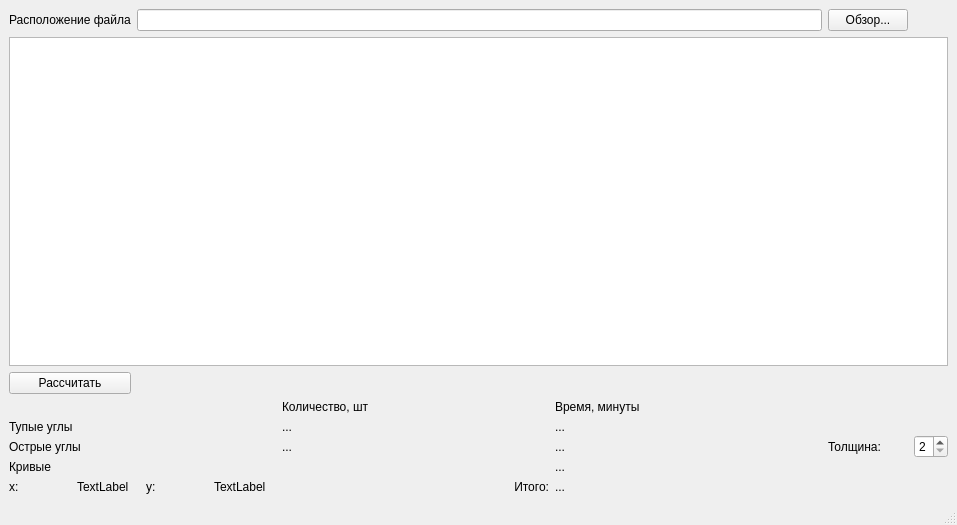
Above: mainwindow.ui from nexza78/dm_radius before the change. Below: the same form after it.
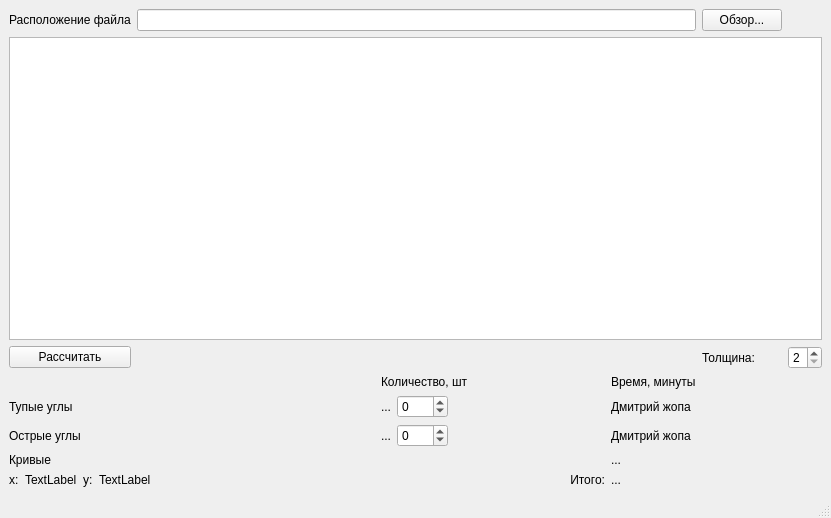
That is the form after the change. Icons and pictures are not drawn.

The edit to the form file:
```diff
--- a/mainwindow.ui
+++ b/mainwindow.ui
@@ -6,16 +6,39 @@
    <rect>
     <x>0</x>
     <y>0</y>
-    <width>957</width>
-    <height>525</height>
+    <width>831</width>
+    <height>518</height>
    </rect>
   </property>
+  <property name="sizePolicy">
+   <sizepolicy hsizetype="Fixed" vsizetype="MinimumExpanding">
+    <horstretch>0</horstretch>
+    <verstretch>0</verstretch>
+   </sizepolicy>
+  </property>
   <property name="windowTitle">
    <string>MainWindow</string>
   </property>
   <widget class="QWidget" name="centralwidget">
-   <layout class="QGridLayout" name="gridLayout">
-    <item row="2" column="0" colspan="4">
+   <layout class="QGridLayout" name="gridLayout_2">
+    <item row="0" column="0">
+     <widget class="QLabel" name="label">
+      <property name="text">
+       <string>Расположение файла</string>
+      </property>
+     </widget>
+    </item>
+    <item row="0" column="1">
+     <widget class="QLineEdit" name="lineEdit_path"/>
+    </item>
+    <item row="0" column="2">
+     <widget class="QPushButton" name="pushButton_review">
+      <property name="text">
+       <string>Обзор...</string>
+      </property>
+     </widget>
+    </item>
+    <item row="1" column="0" colspan="4">
      <widget class="QGraphicsView" name="graphicsView_central">
       <property name="enabled">
        <bool>true</bool>
@@ -37,31 +60,21 @@
       </property>
      </widget>
     </item>
-    <item row="3" column="0">
+    <item row="2" column="0">
      <widget class="QPushButton" name="pushButton_analyze">
       <property name="text">
        <string>Рассчитать</string>
       </property>
      </widget>
     </item>
-    <item row="0" column="1">
-     <widget class="QLineEdit" name="lineEdit_path"/>
-    </item>
-    <item row="0" column="2">
-     <widget class="QPushButton" name="pushButton_review">
+    <item row="2" column="2">
+     <widget class="QLabel" name="label_4">
       <property name="text">
-       <string>Обзор...</string>
+       <string>Толщина:</string>
       </property>
      </widget>
     </item>
-    <item row="0" column="0">
-     <widget class="QLabel" name="label">
-      <property name="text">
-       <string>Расположение файла</string>
-      </property>
-     </widget>
-    </item>
-    <item row="4" column="3">
+    <item row="2" column="3">
      <widget class="QSpinBox" name="spinBox_thickness">
       <property name="minimum">
        <number>2</number>
@@ -71,43 +84,74 @@
       </property>
      </widget>
     </item>
-    <item row="4" column="0" colspan="2">
-     <layout class="QGridLayout" name="gridLayout_2">
-      <item row="4" column="1">
-       <widget class="QLabel" name="label_2">
-        <property name="text">
-         <string>Итого:</string>
-        </property>
-        <property name="alignment">
-         <set>Qt::AlignRight|Qt::AlignTrailing|Qt::AlignVCenter</set>
-        </property>
-       </widget>
+    <item row="3" column="0" colspan="2">
+     <layout class="QGridLayout" name="gridLayout">
+      <item row="1" column="2">
+       <layout class="QHBoxLayout" name="horizontalLayout_2">
+        <item>
+         <widget class="QLabel" name="label_obtuse_angles_number">
+          <property name="text">
+           <string>...</string>
+          </property>
+         </widget>
+        </item>
+        <item>
+         <widget class="QSpinBox" name="spinBox_obtuse_angles_number">
+          <property name="minimum">
+           <number>-100</number>
+          </property>
+          <property name="maximum">
+           <number>100</number>
+          </property>
+         </widget>
+        </item>
+        <item>
+         <spacer name="horizontalSpacer">
+          <property name="orientation">
+           <enum>Qt::Horizontal</enum>
+          </property>
+          <property name="sizeHint" stdset="0">
+           <size>
+            <width>40</width>
+            <height>20</height>
+           </size>
+          </property>
+         </spacer>
+        </item>
+       </layout>
       </item>
-      <item row="4" column="2">
-       <widget class="QLabel" name="label_total_price">
+      <item row="3" column="3">
+       <widget class="QLabel" name="label_curves_time">
         <property name="text">
          <string>...</string>
         </property>
        </widget>
       </item>
-      <item row="0" column="2">
+      <item row="2" column="3">
+       <widget class="QLabel" name="label_sharp_angles_time">
+        <property name="text">
+         <string>Дмитрий жопа</string>
+        </property>
+       </widget>
+      </item>
+      <item row="0" column="3">
        <widget class="QLabel" name="label_price">
         <property name="text">
          <string>Время, минуты</string>
         </property>
        </widget>
       </item>
-      <item row="2" column="2">
-       <widget class="QLabel" name="label_sharp_angles_time">
+      <item row="2" column="0">
+       <widget class="QLabel" name="label_sharp_angles">
         <property name="text">
-         <string>...</string>
+         <string>Острые углы</string>
         </property>
        </widget>
       </item>
-      <item row="0" column="1">
-       <widget class="QLabel" name="label_number">
+      <item row="4" column="3">
+       <widget class="QLabel" name="label_total_price">
         <property name="text">
-         <string>Количество, шт</string>
+         <string>...</string>
         </property>
        </widget>
       </item>
@@ -118,6 +162,50 @@
         </property>
        </widget>
       </item>
+      <item row="4" column="2">
+       <widget class="QLabel" name="label_2">
+        <property name="text">
+         <string>Итого:</string>
+        </property>
+        <property name="alignment">
+         <set>Qt::AlignRight|Qt::AlignTrailing|Qt::AlignVCenter</set>
+        </property>
+       </widget>
+      </item>
+      <item row="2" column="2">
+       <layout class="QHBoxLayout" name="horizontalLayout_3">
+        <item>
+         <widget class="QLabel" name="label_sharp_angles_number">
+          <property name="text">
+           <string>...</string>
+          </property>
+         </widget>
+        </item>
+        <item>
+         <widget class="QSpinBox" name="spinBox_sharp_angles_number">
+          <property name="minimum">
+           <number>-100</number>
+          </property>
+          <property name="maximum">
+           <number>100</number>
+          </property>
+         </widget>
+        </item>
+        <item>
+         <spacer name="horizontalSpacer_3">
+          <property name="orientation">
+           <enum>Qt::Horizontal</enum>
+          </property>
+          <property name="sizeHint" stdset="0">
+           <size>
+            <width>40</width>
+            <height>20</height>
+           </size>
+          </property>
+         </spacer>
+        </item>
+       </layout>
+      </item>
       <item row="1" column="0">
        <widget class="QLabel" name="label_obtuse_angles">
         <property name="text">
@@ -125,31 +213,10 @@
         </property>
        </widget>
       </item>
-      <item row="2" column="0">
-       <widget class="QLabel" name="label_sharp_angles">
+      <item row="0" column="2">
+       <widget class="QLabel" name="label_number">
         <property name="text">
-         <string>Острые углы</string>
-        </property>
-       </widget>
-      </item>
-      <item row="1" column="1">
-       <widget class="QLabel" name="label_obtuse_angles_number">
-        <property name="text">
-         <string>...</string>
-        </property>
-       </widget>
-      </item>
-      <item row="2" column="1">
-       <widget class="QLabel" name="label_sharp_angles_number">
-        <property name="text">
-         <string>...</string>
-        </property>
-       </widget>
-      </item>
-      <item row="1" column="2">
-       <widget class="QLabel" name="label_obtuse_angles_time">
-        <property name="text">
-         <string>...</string>
+         <string>Количество, шт</string>
         </property>
        </widget>
       </item>
@@ -185,24 +252,57 @@
         </item>
        </layout>
       </item>
-      <item row="3" column="2">
-       <widget class="QLabel" name="label_curves_time">
+      <item row="1" column="3">
+       <widget class="QLabel" name="label_obtuse_angles_time">
         <property name="text">
-         <string>...</string>
+         <string>Дмитрий жопа</string>
         </property>
        </widget>
       </item>
+      <item row="1" column="1">
+       <spacer name="horizontalSpacer_4">
+        <property name="orientation">
+         <enum>Qt::Horizontal</enum>
+        </property>
+        <property name="sizeHint" stdset="0">
+         <size>
+          <width>40</width>
+          <height>20</height>
+         </size>
+        </property>
+       </spacer>
+      </item>
+      <item row="2" column="1">
+       <spacer name="horizontalSpacer_5">
+        <property name="orientation">
+         <enum>Qt::Horizontal</enum>
+        </property>
+        <property name="sizeHint" stdset="0">
+         <size>
+          <width>40</width>
+          <height>20</height>
+         </size>
+        </property>
+       </spacer>
+      </item>
      </layout>
     </item>
-    <item row="4" column="2">
-     <widget class="QLabel" name="label_4">
-      <property name="text">
-       <string>Толщина:</string>
+    <item row="3" column="2" colspan="2">
+     <spacer name="horizontalSpacer_2">
+      <property name="orientation">
+       <enum>Qt::Horizontal</enum>
       </property>
-     </widget>
+      <property name="sizeHint" stdset="0">
+       <size>
+        <width>40</width>
+        <height>20</height>
+       </size>
+      </property>
+     </spacer>
     </item>
    </layout>
   </widget>
+  <widget class="QStatusBar" name="statusbar"/>
   <widget class="QMenuBar" name="menubar">
    <property name="geometry">
     <rect>
@@ -213,7 +313,6 @@
     </rect>
    </property>
   </widget>
-  <widget class="QStatusBar" name="statusbar"/>
  </widget>
  <resources/>
  <connections/>
```
Left out of the diff: 8 changed lines with no effect on the pictures.
